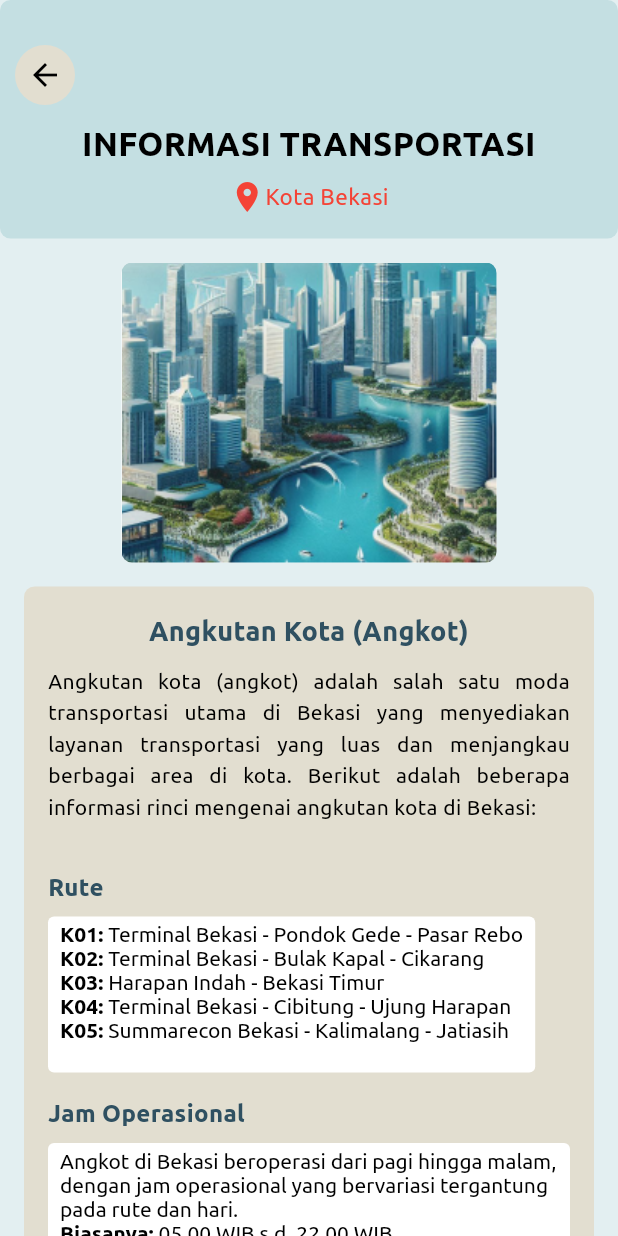
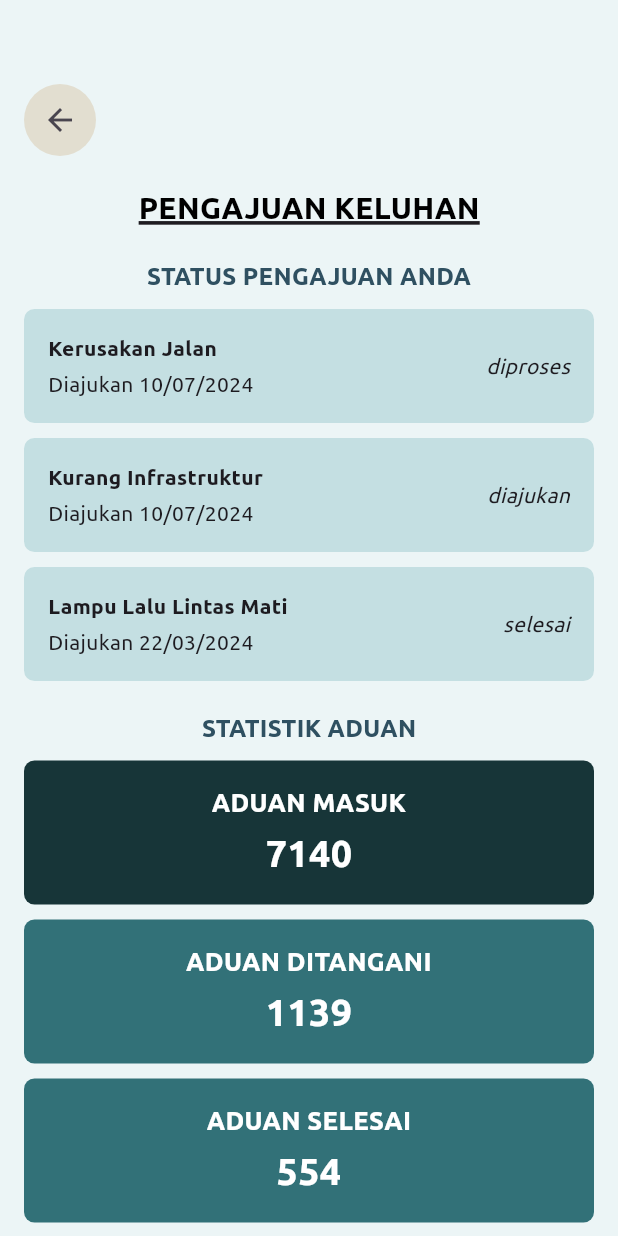
Before and after one commit to Hudzaiflank/Nagarishakti_4Nesia, a Flutter app: the screen it shows after launch, scrolled down 905 dp, after a tap on "Status Pengaduan", on a phone screen of 412 x 824 dp. Run offline on Flutter 3.47's test engine with Material 3 defaults, Android fonts, the phone set to English and light mode, and no system bars; drawn by our look-alikes of carousel_slider; our stand-ins replace file_picker, image_picker, shared_preferences, sqflite; accounts and stored records are empty.

Commit message:
push dashboard

```diff
--- /dev/null
+++ b/lib/User/Dashboard-Status/Pengajuan-Keluhan/Pengajuan-Keluhan.dart
@@ -0,0 +1,199 @@
+import 'package:flutter/material.dart';
+
+class PengajuanKeluhan extends StatefulWidget {
+  @override
+  _PengajuanKeluhanState createState() => _PengajuanKeluhanState();
+}
+
+class _PengajuanKeluhanState extends State<PengajuanKeluhan> {
+  @override
+  Widget build(BuildContext context) {
+    return Scaffold(
+      backgroundColor: Color(0xFFECF5F6),
+      body: SingleChildScrollView(
+        padding: const EdgeInsets.all(16.0),
+        child: Column(
+          crossAxisAlignment: CrossAxisAlignment.start,
+          children: [
+            Padding(
+              padding: const EdgeInsets.only(top: 40.0),
+              child: Row(
+                children: [
+                  Container(
+                    decoration: BoxDecoration(
+                      color: Color(0xFFE2DED0),
+                      shape: BoxShape.circle,
+                    ),
+                    child: IconButton(
+                      icon: Icon(Icons.arrow_back),
+                      onPressed: () {
+                        Navigator.pop(context);
+                      },
+                    ),
+                  ),
+                ],
+              ),
+            ),
+            SizedBox(height: 20),
+            Center(
+              child: Text(
+                'PENGAJUAN KELUHAN',
+                style: TextStyle(
+                  fontSize: 20,
+                  fontWeight: FontWeight.bold,
+                  decoration: TextDecoration.underline,
+                  color: Colors.black,
+                  fontFamily: 'Ubuntu',
+                ),
+              ),
+            ),
+            SizedBox(height: 20),
+            Center(
+              child: Text(
+                'STATUS PENGAJUAN ANDA',
+                style: TextStyle(
+                  fontSize: 16,
+                  fontWeight: FontWeight.w600,
+                  color: Color(0xFF2F5061),
+                  fontFamily: 'Ubuntu',
+                ),
+              ),
+            ),
+            SizedBox(height: 10),
+            _buildStatusContainer(
+                'Kerusakan Jalan', 'Diajukan 10/07/2024', 'diproses'),
+            SizedBox(height: 10),
+            _buildStatusContainer(
+                'Kurang Infrastruktur', 'Diajukan 10/07/2024', 'diajukan'),
+            SizedBox(height: 10),
+            _buildStatusContainer(
+                'Lampu Lalu Lintas Mati', 'Diajukan 22/03/2024', 'selesai'),
+            SizedBox(height: 20),
+            Center(
+              child: Text(
+                'STATISTIK ADUAN',
+                style: TextStyle(
+                  fontSize: 16,
+                  fontWeight: FontWeight.w600,
+                  color: Color(0xFF2F5061),
+                  fontFamily: 'Ubuntu',
+                ),
+              ),
+            ),
+            SizedBox(height: 10),
+            _buildStatisticContainer('ADUAN MASUK', '7140', Color(0xFF173538)),
+            SizedBox(height: 10),
+            _buildStatisticContainer(
+                'ADUAN DITANGANI', '1139', Color(0xFF327178)),
+            SizedBox(height: 10),
+            _buildStatisticContainer('ADUAN SELESAI', '554', Color(0xFF327178)),
+            SizedBox(height: 20),
+            _buildButtonContainer(
+                'Ajukan Keluhan Lainnya', Icons.arrow_forward),
+          ],
+        ),
+      ),
+    );
+  }
+
+  Widget _buildStatusContainer(String title, String date, String status) {
+    return Container(
+      padding: EdgeInsets.all(16),
+      decoration: BoxDecoration(
+        color: Color(0xFFC4DFE2),
+        borderRadius: BorderRadius.circular(7),
+      ),
+      child: Row(
+        mainAxisAlignment: MainAxisAlignment.spaceBetween,
+        children: [
+          Column(
+            crossAxisAlignment: CrossAxisAlignment.start,
+            children: [
+              Text(
+                title,
+                style: TextStyle(
+                  fontWeight: FontWeight.bold,
+                  fontFamily: 'Ubuntu',
+                ),
+              ),
+              SizedBox(height: 4),
+              Text(
+                date,
+                style: TextStyle(
+                  fontFamily: 'Ubuntu',
+                ),
+              ),
+            ],
+          ),
+          Text(
+            status,
+            style: TextStyle(
+              fontStyle: FontStyle.italic,
+              fontWeight: FontWeight.w100,
+              fontFamily: 'Ubuntu',
+            ),
+          ),
+        ],
+      ),
+    );
+  }
+
+  Widget _buildStatisticContainer(String title, String count, Color bgColor) {
+    return Container(
+      width: double.infinity,
+      padding: EdgeInsets.all(16),
+      decoration: BoxDecoration(
+        color: bgColor,
+        borderRadius: BorderRadius.circular(7),
+      ),
+      child: Column(
+        children: [
+          Text(
+            title,
+            style: TextStyle(
+              fontSize: 17,
+              color: Colors.white,
+              fontFamily: 'Ubuntu',
+              fontWeight: FontWeight.bold,
+            ),
+            textAlign: TextAlign.center,
+          ),
+          SizedBox(height: 4),
+          Text(
+            count,
+            style: TextStyle(
+              fontSize: 25,
+              color: Colors.white,
+              fontFamily: 'Ubuntu',
+              fontWeight: FontWeight.bold,
+            ),
+            textAlign: TextAlign.center,
+          ),
+        ],
+      ),
+    );
+  }
+
+  Widget _buildButtonContainer(String title, IconData icon) {
+    return Container(
+      padding: EdgeInsets.all(16),
+      decoration: BoxDecoration(
+        color: Color(0xFFE2DED0),
+        borderRadius: BorderRadius.circular(7),
+      ),
+      child: Row(
+        mainAxisAlignment: MainAxisAlignment.spaceBetween,
+        children: [
+          Text(
+            title,
+            style: TextStyle(
+              fontFamily: 'Ubuntu',
+              fontWeight: FontWeight.bold,
+            ),
+          ),
+          Icon(icon, color: Colors.black),
+        ],
+      ),
+    );
+  }
+}
--- a/lib/User/user-home.dart
+++ b/lib/User/user-home.dart
@@ -14,6 +14,8 @@ import 'Informasi-publik/berita/news-page.dart';
 import 'Pengaduan-Masyarakat/pengaduan-masyarakat.dart';
 import 'Informasi-publik/Dokumen-publik/Public-Document.dart';
 import 'Informasi-publik/Agenda-Pemerintah/Agenda-pemerintahan.dart';
+import 'Dashboard-Status/Pengajuan-Dokumen/Pengajuan-Dokumen.dart';
+import 'Dashboard-Status/Pengajuan-Keluhan/Pengajuan-Keluhan.dart';
 
 class UserHome extends StatefulWidget {
   const UserHome({super.key});
@@ -1401,7 +1403,7 @@ class _UserHomeState extends State<UserHome> {
             ),
             const SizedBox(height: 10),
 
-            // Informasi Pariwisata
+            // DASHBOARD DAN STATUS
             Container(
               margin:
                   const EdgeInsets.symmetric(horizontal: 16.0, vertical: 5.0),
@@ -1415,7 +1417,7 @@ class _UserHomeState extends State<UserHome> {
                   const Padding(
                     padding: EdgeInsets.symmetric(vertical: 12.0),
                     child: Text(
-                      'INFORMASI PARIWISATA',
+                      'DASHBOARD DAN STATUS',
                       textAlign: TextAlign.center,
                       style: TextStyle(
                         color: Colors.white,
@@ -1437,7 +1439,7 @@ class _UserHomeState extends State<UserHome> {
                             Navigator.push(
                               context,
                               MaterialPageRoute(
-                                  builder: (context) => UserDestinationPage()),
+                                  builder: (context) => PengajuanDokumen()),
                             );
                           },
                           child: ListTile(
@@ -1467,8 +1469,7 @@ class _UserHomeState extends State<UserHome> {
                             Navigator.push(
                               context,
                               MaterialPageRoute(
-                                  builder: (context) =>
-                                      UserTransportationPage()),
+                                  builder: (context) => PengajuanKeluhan()),
                             );
                           },
                           child: ListTile(
```
Also changed, not shown: lib/User/Dashboard-Status/Pengajuan-Dokumen/Pengajuan-Dokumen.dart (added, +178 -0 lines).
